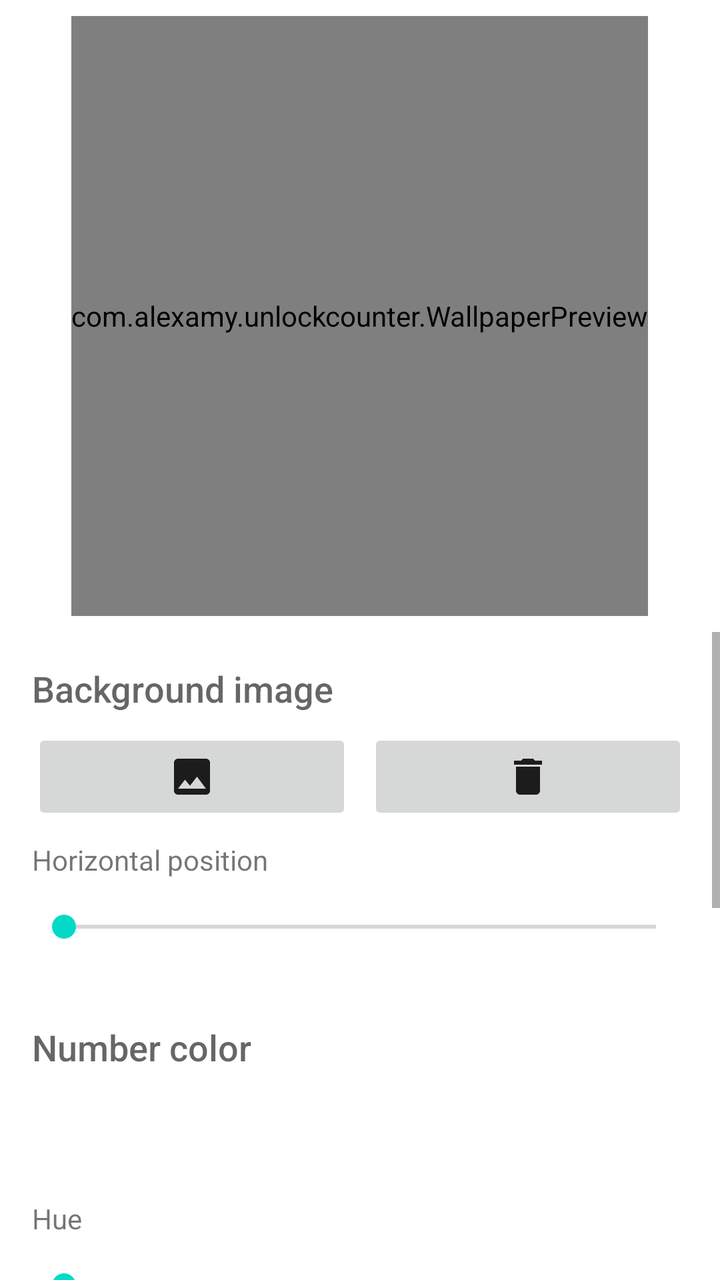
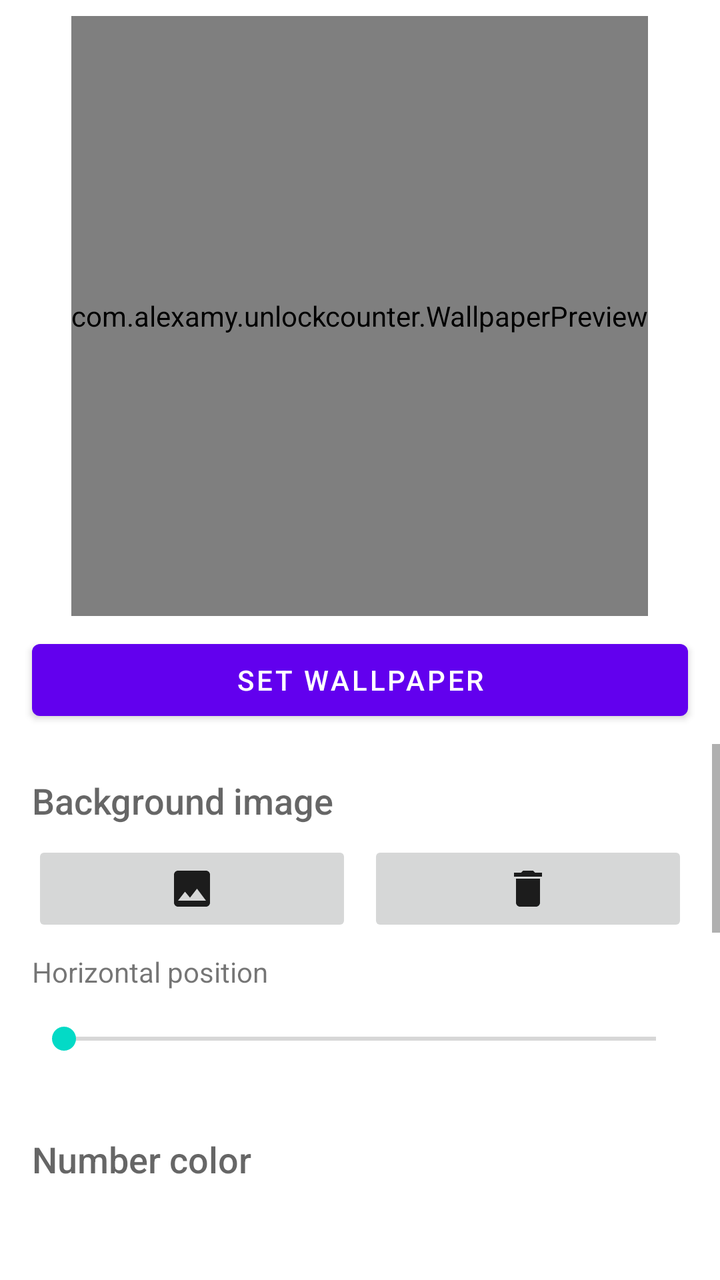

The first picture is an Android layout as it rendered before a commit; the second is the same layout after the commit. The layout source and the unified diff follow.
<!-- AndroidManifest.xml: fallback theme Theme.MaterialComponents.DayNight.NoActionBar -->
<!-- res/layout/tab_settings.xml -->
<?xml version="1.0" encoding="utf-8"?>
<LinearLayout xmlns:android="http://schemas.android.com/apk/res/android"
    android:layout_width="match_parent"
    android:layout_height="match_parent"
    android:orientation="vertical">

    <com.alexamy.unlockcounter.WallpaperPreview
        android:id="@+id/settings_preview"
        android:layout_width="wrap_content"
        android:layout_height="300dp"
        android:layout_gravity="center_horizontal"
        android:layout_marginVertical="8dp" />

    <ScrollView
        android:layout_width="match_parent"
        android:layout_height="0dp"
        android:layout_weight="1">

        <LinearLayout
            android:layout_width="match_parent"
            android:layout_height="wrap_content"
            android:orientation="vertical"
            android:padding="16dp">

            <TextView
                style="@android:style/TextAppearance.DeviceDefault.Medium"
                android:layout_width="wrap_content"
                android:layout_height="wrap_content"
                android:text="@string/background_image" />

            <LinearLayout
                android:layout_width="match_parent"
                android:layout_height="wrap_content"
                android:layout_marginTop="8dp"
                android:orientation="horizontal">

                <ImageButton
                    android:id="@+id/pick_image"
                    android:layout_width="0dp"
                    android:layout_height="48dp"
                    android:layout_marginEnd="8dp"
                    android:layout_weight="1"
                    android:contentDescription="@string/pick_image"
                    android:src="@drawable/ic_image" />

                <ImageButton
                    android:id="@+id/remove_image"
                    android:layout_width="0dp"
                    android:layout_height="48dp"
                    android:layout_weight="1"
                    android:contentDescription="@string/remove_image"
                    android:src="@drawable/ic_delete" />
            </LinearLayout>

            <TextView
                android:layout_width="wrap_content"
                android:layout_height="wrap_content"
                android:layout_marginTop="8dp"
                android:text="@string/image_x" />

            <SeekBar
                android:id="@+id/image_x"
                android:layout_width="match_parent"
                android:layout_height="48dp"
                android:max="100" />

            <TextView
                style="@android:style/TextAppearance.DeviceDefault.Medium"
                android:layout_width="wrap_content"
                android:layout_height="wrap_content"
                android:layout_marginTop="24dp"
                android:text="@string/number_color" />

            <View
                android:id="@+id/color_preview"
                android:layout_width="match_parent"
                android:layout_height="48dp"
                android:layout_marginVertical="8dp" />

            <TextView
                android:layout_width="wrap_content"
                android:layout_height="wrap_content"
                android:text="@string/hue" />

            <SeekBar
                android:id="@+id/hue"
                android:layout_width="match_parent"
                android:layout_height="48dp"
                android:max="360" />

            <TextView
                android:layout_width="wrap_content"
                android:layout_height="wrap_content"
                android:text="@string/saturation" />

            <SeekBar
                android:id="@+id/saturation"
                android:layout_width="match_parent"
                android:layout_height="48dp"
                android:max="100" />

            <TextView
                android:layout_width="wrap_content"
                android:layout_height="wrap_content"
                android:text="@string/brightness" />

            <SeekBar
                android:id="@+id/brightness"
                android:layout_width="match_parent"
                android:layout_height="48dp"
                android:max="100" />

            <TextView
                android:layout_width="wrap_content"
                android:layout_height="wrap_content"
                android:text="@string/opacity" />

            <SeekBar
                android:id="@+id/opacity"
                android:layout_width="match_parent"
                android:layout_height="48dp"
                android:max="90" />

            <TextView
                style="@android:style/TextAppearance.DeviceDefault.Medium"
                android:layout_width="wrap_content"
                android:layout_height="wrap_content"
                android:layout_marginTop="24dp"
                android:text="@string/size" />

            <SeekBar
                android:id="@+id/size"
                android:layout_width="match_parent"
                android:layout_height="48dp"
                android:max="85" />

            <TextView
                style="@android:style/TextAppearance.DeviceDefault.Medium"
                android:layout_width="wrap_content"
                android:layout_height="wrap_content"
                android:layout_marginTop="24dp"
                android:text="@string/position" />

            <GridLayout
                android:id="@+id/positions"
                android:layout_width="wrap_content"
                android:layout_height="wrap_content"
                android:layout_gravity="center_horizontal"
                android:columnCount="3" />

            <TextView
                style="@android:style/TextAppearance.DeviceDefault.Medium"
                android:layout_width="wrap_content"
                android:layout_height="wrap_content"
                android:layout_marginTop="24dp"
                android:text="@string/font" />

            <RadioGroup
                android:id="@+id/fonts"
                android:layout_width="match_parent"
                android:layout_height="wrap_content" />
        </LinearLayout>
    </ScrollView>
</LinearLayout>
<!-- resources referenced by this layout -->
<resources>
  <!-- drawable ic_delete (drawable) -->
  <?xml version="1.0" encoding="utf-8"?>
  <vector xmlns:android="http://schemas.android.com/apk/res/android"
      android:width="24dp"
      android:height="24dp"
      android:tint="?android:attr/textColorPrimary"
      android:viewportWidth="24"
      android:viewportHeight="24">
      <path
          android:fillColor="#FFFFFF"
          android:pathData="M6,19c0,1.1 0.9,2 2,2h8c1.1,0 2,-0.9 2,-2V7H6v12zM19,4h-3.5l-1,-1h-5l-1,1H5v2h14V4z" />
  </vector>
  <!-- drawable ic_image (drawable) -->
  <?xml version="1.0" encoding="utf-8"?>
  <vector xmlns:android="http://schemas.android.com/apk/res/android"
      android:width="24dp"
      android:height="24dp"
      android:tint="?android:attr/textColorPrimary"
      android:viewportWidth="24"
      android:viewportHeight="24">
      <path
          android:fillColor="#FFFFFF"
          android:pathData="M21,19V5c0,-1.1 -0.9,-2 -2,-2H5c-1.1,0 -2,0.9 -2,2v14c0,1.1 0.9,2 2,2h14c1.1,0 2,-0.9 2,-2zM8.5,13.5l2.5,3.01L14.5,12l4.5,6H5l3.5,-4.5z" />
  </vector>
  <string name="background_image">Background image</string>
  <string name="brightness">Brightness</string>
  <string name="font">Font</string>
  <string name="hue">Hue</string>
  <string name="image_x">Horizontal position</string>
  <string name="number_color">Number color</string>
  <string name="opacity">Opacity</string>
  <string name="pick_image">Pick image</string>
  <string name="position">Position</string>
  <string name="remove_image">Remove image</string>
  <string name="saturation">Saturation</string>
  <string name="size">Size</string>
</resources>

<!-- the commit's change to res/layout/tab_settings.xml (unified diff, before → after) -->
@@ -9,7 +9,15 @@
         android:layout_width="wrap_content"
         android:layout_height="300dp"
         android:layout_gravity="center_horizontal"
-        android:layout_marginVertical="8dp" />
+        android:layout_marginTop="8dp" />
+
+    <Button
+        android:id="@+id/set_wallpaper"
+        android:layout_width="match_parent"
+        android:layout_height="wrap_content"
+        android:layout_marginHorizontal="16dp"
+        android:layout_marginVertical="8dp"
+        android:text="@string/set_wallpaper" />
 
     <ScrollView
         android:layout_width="match_parent"
<!-- resource entries referenced after the edit -->
@@ -35,6 +35,7 @@
   <string name="position">Position</string>
   <string name="remove_image">Remove image</string>
   <string name="saturation">Saturation</string>
+  <string name="set_wallpaper">Set wallpaper</string>
   <string name="size">Size</string>
 </resources>
 
